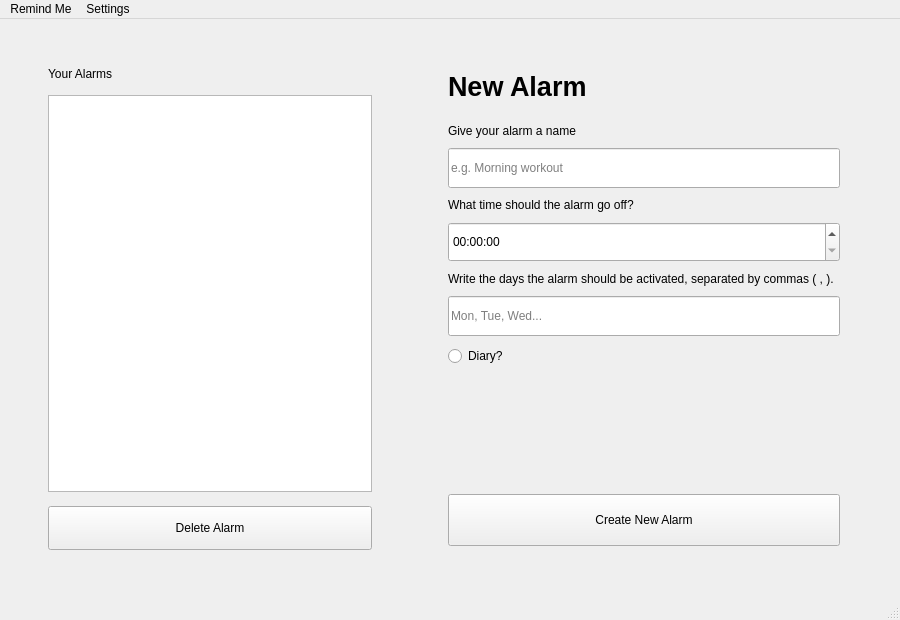
Qt form UI/menu.ui (lekkinhas-code/Desktop-Notifier) before a commit.
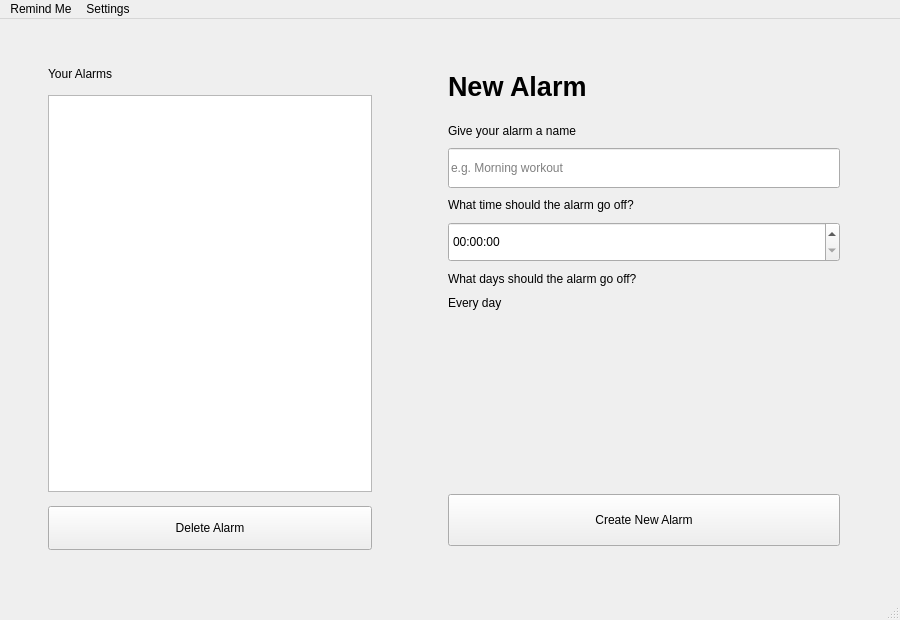
The same form after that commit.

Commit message: Replace the weekdays text field with a row of day toggles

Patch:
```diff
--- a/UI/menu.ui
+++ b/UI/menu.ui
@@ -228,7 +228,7 @@
                                             <item>
                                                 <widget class="QLabel" name="Days_label">
                                                     <property name="text">
-                                                        <string>Write the days the alarm should be activated, separated by commas ( , ).</string>
+                                                        <string>What days should the alarm go off?</string>
                                                     </property>
                                                     <property name="wordWrap">
                                                         <bool>true</bool>
@@ -236,26 +236,16 @@
                                                 </widget>
                                             </item>
                                             <item>
-                                                <widget class="QLineEdit" name="Weekdays_lineEdit">
-                                                    <property name="minimumSize">
-                                                        <size>
-                                                            <width>0</width>
-                                                            <height>40</height>
-                                                        </size>
+                                                <layout class="QHBoxLayout" name="daysLayout">
+                                                    <property name="spacing">
+                                                        <number>6</number>
                                                     </property>
-                                                    <property name="placeholderText">
-                                                        <string>Mon, Tue, Wed...</string>
-                                                    </property>
-                                                </widget>
+                                                </layout>
                                             </item>
                                             <item>
-                                                <widget class="QRadioButton"
-                                                    name="Diary_radioButton">
-                                                    <property name="cursor">
-                                                        <cursorShape>PointingHandCursor</cursorShape>
-                                                    </property>
+                                                <widget class="QLabel" name="DaysSummary_label">
                                                     <property name="text">
-                                                        <string>Diary?</string>
+                                                        <string>Every day</string>
                                                     </property>
                                                 </widget>
                                             </item>
```
The commit also changes 6 other files.
